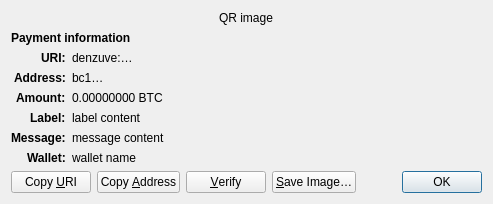
Before: the Qt Designer form taox-core/src/qt/forms/receiverequestdialog.ui in Xnuva-Blockchain-Project/Denzuve, drawn with Qt 5.
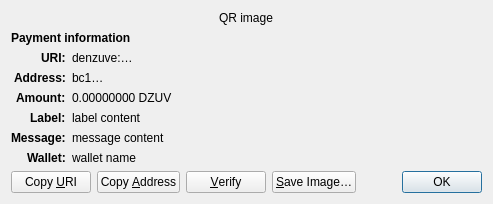
After: the same form once the commit is applied. Custom widgets are drawn as their Qt base class.

Patch:
```diff
--- a/taox-core/src/qt/forms/receiverequestdialog.ui
+++ b/taox-core/src/qt/forms/receiverequestdialog.ui
@@ -126,7 +126,7 @@
    <item row="4" column="1" alignment="Qt::AlignTop">
     <widget class="QLabel" name="amount_content">
      <property name="text">
-      <string notr="true">0.00000000 BTC</string>
+      <string notr="true">0.00000000 DZUV</string>
      </property>
      <property name="textFormat">
       <enum>Qt::PlainText</enum>
```
